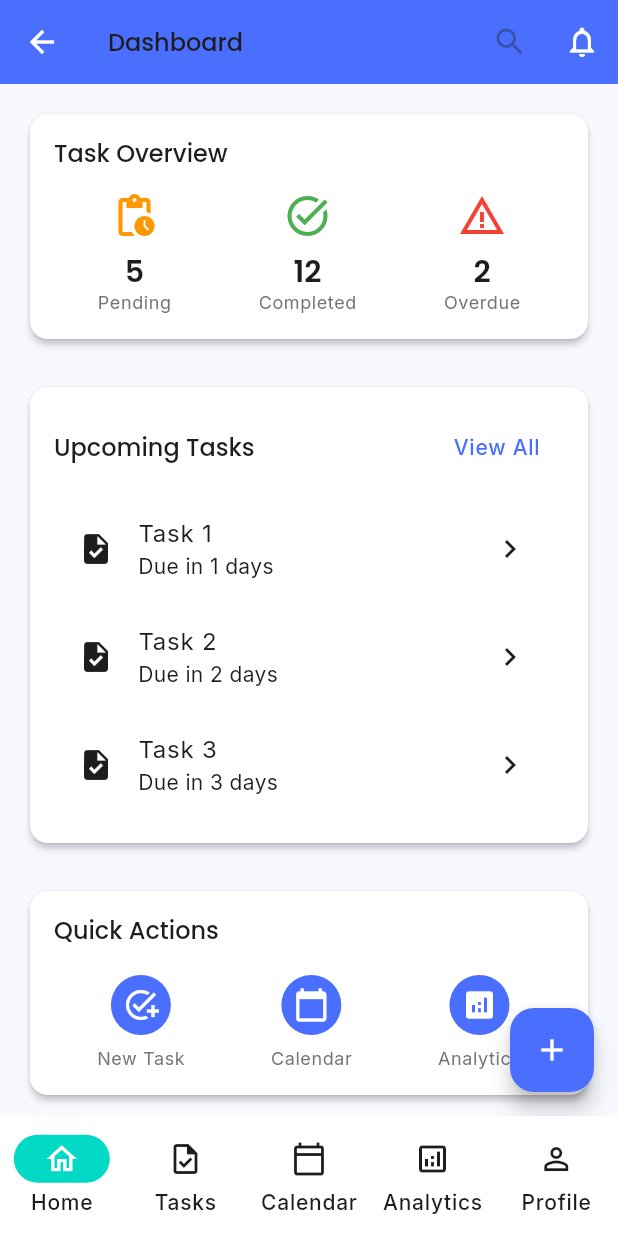
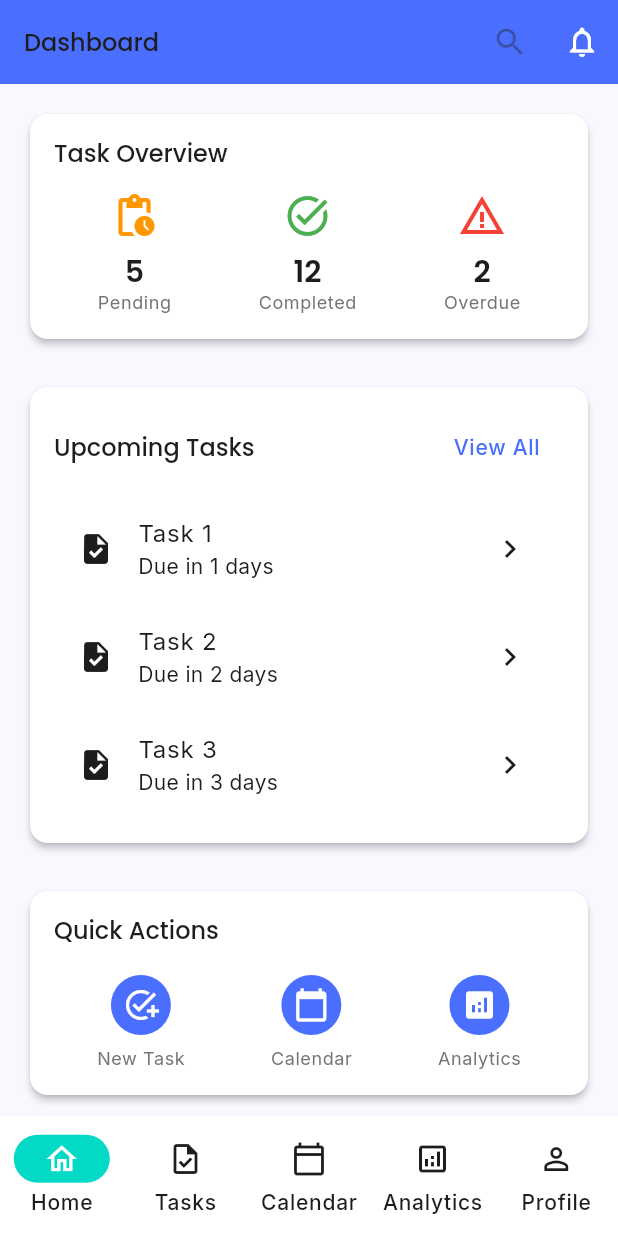
Before and after one commit to herrera-luis-ioet/TaskFlow-Smart-Activity-Tracker, a Flutter app: the BaseScreen screen opened by its route, after a tap on the "calendar today" icon, on a phone screen of 412 x 824 dp. Run offline on Flutter 3.47's test engine with Material 3 defaults, Android fonts, the phone set to English and light mode, and no system bars; our stand-ins replace google_fonts.

Commit message:
feat(navigation): remove floating action button and implement navigation for quick actions
Removed the floating action button from BaseScreen as it was redundant with the quick action buttons. Implemented navigation for the Calendar and Analytics quick action buttons in HomeScreen to enhance user experience and maintain consistent navigation patterns.

```diff
--- /dev/null
+++ b/lib/main.dart
@@ -0,0 +1,27 @@
+import 'package:flutter/material.dart';
+
+void main() {
+  runApp(const TaskFlowApp());
+}
+
+class TaskFlowApp extends StatelessWidget {
+  const TaskFlowApp({super.key});
+
+  @override
+  Widget build(BuildContext context) {
+    return MaterialApp(
+      home: Scaffold(
+        backgroundColor: const Color(0xFFADDFFF),
+        body: const Center(
+          child: Text(
+            'TaskFlow Smart Activity Tracker',
+            style: TextStyle(
+              fontSize: 24,
+              fontWeight: FontWeight.bold,
+            ),
+          ),
+        ),
+      ),
+    );
+  }
+}
--- a/main_component/lib/navigation/app_router.dart
+++ b/main_component/lib/navigation/app_router.dart
@@ -82,4 +82,36 @@ class AppRouter {
   static void goBack(BuildContext context) {
     Navigator.pop(context);
   }
+
+  /// Navigate to calendar screen using bottom navigation.
+  static void navigateToCalendar(BuildContext context) {
+    if (context.mounted) {
+      Navigator.pushAndRemoveUntil(
+        context,
+        MaterialPageRoute(builder: (_) => const BaseScreen()),
+        (route) => false,
+      ).then((_) {
+        if (context.mounted) {
+          final state = context.findAncestorStateOfType<BaseScreenState>();
+          state?.onNavigationItemTapped(2); // Calendar index
+        }
+      });
+    }
+  }
+
+  /// Navigate to analytics screen using bottom navigation.
+  static void navigateToAnalytics(BuildContext context) {
+    if (context.mounted) {
+      Navigator.pushAndRemoveUntil(
+        context,
+        MaterialPageRoute(builder: (_) => const BaseScreen()),
+        (route) => false,
+      ).then((_) {
+        if (context.mounted) {
+          final state = context.findAncestorStateOfType<BaseScreenState>();
+          state?.onNavigationItemTapped(3); // Analytics index
+        }
+      });
+    }
+  }
 }
--- a/main_component/lib/screens/base_screen.dart
+++ b/main_component/lib/screens/base_screen.dart
@@ -10,13 +10,14 @@ class BaseScreen extends StatefulWidget {
   const BaseScreen({super.key});
 
   @override
-  State<BaseScreen> createState() => _BaseScreenState();
+  State<BaseScreen> createState() => BaseScreenState();
 }
 
-class _BaseScreenState extends State<BaseScreen> {
+class BaseScreenState extends State<BaseScreen> {
   int _currentIndex = 0;
 
-  void _onNavigationItemTapped(int index) {
+  /// Updates the current index and triggers a rebuild with the new screen.
+  void onNavigationItemTapped(int index) {
     setState(() {
       _currentIndex = index;
     });
@@ -28,7 +29,7 @@ class _BaseScreenState extends State<BaseScreen> {
       body: AppRouter.getScreenForIndex(_currentIndex),
       bottomNavigationBar: BottomNavBar.standard(
         currentIndex: _currentIndex,
-        onTap: _onNavigationItemTapped,
+        onTap: (index) => onNavigationItemTapped(index),
       ),
     );
   }
--- a/main_component/lib/screens/home_screen.dart
+++ b/main_component/lib/screens/home_screen.dart
@@ -78,10 +78,6 @@ class HomeScreen extends StatelessWidget {
             ],
           ),
         ),
-      ),
-      floatingActionButton: FloatingActionButton(
-        onPressed: () => AppRouter.navigateToCreateTask(context),
-        child: const Icon(Icons.add),
       ),
     );
   }
@@ -255,17 +251,13 @@ class HomeScreen extends StatelessWidget {
                   context,
                   'Calendar',
                   Icons.calendar_today,
-                  () {
-                    // TODO: Navigate to calendar
-                  },
+                  () => AppRouter.navigateToCalendar(context),
                 ),
                 _buildActionButton(
                   context,
                   'Analytics',
                   Icons.analytics,
-                  () {
-                    // TODO: Navigate to analytics
-                  },
+                  () => AppRouter.navigateToAnalytics(context),
                 ),
               ],
             ),
```
Also changed, not shown: 1 other file.
